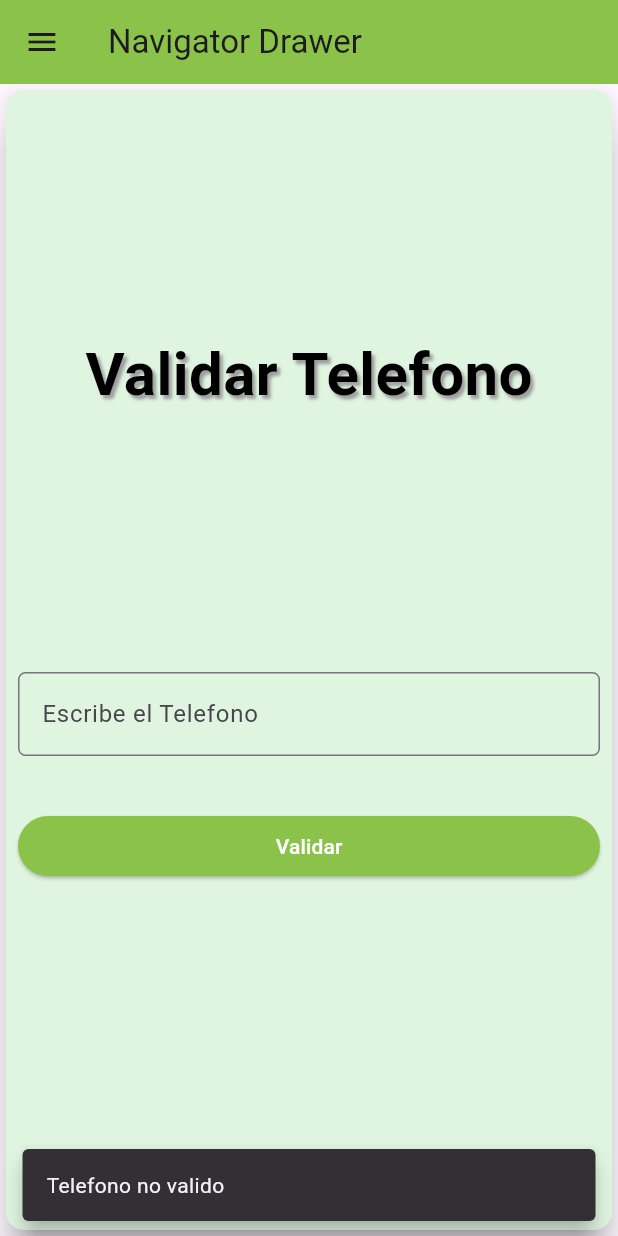
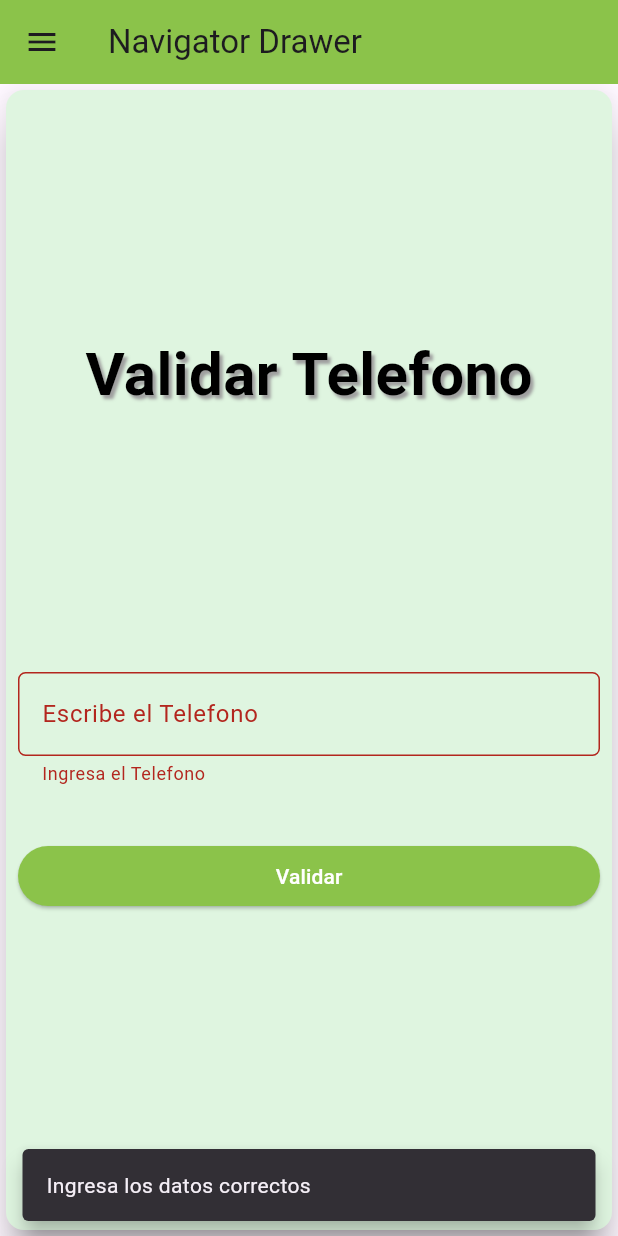
Before and after one commit to CristianRo292/DAM-Programas-flutter, a Flutter app: the screen it shows after launch, after a tap on "Validar", on a phone screen of 412 x 824 dp. Run offline on Flutter 3.47's test engine with Material 3 defaults, Android fonts, the phone set to English and light mode, and no system bars; missing offline and left inert: dart:ffi.

Commit message:
Se cambia el metodo de validacion de la practica 3, ahora usa textformFile

```diff
--- a/PARCIAL 3/practica3p3/practica3_parcial3/lib/pages/inicio.dart
+++ b/PARCIAL 3/practica3p3/practica3_parcial3/lib/pages/inicio.dart
@@ -16,7 +16,8 @@ class Inicio extends StatefulWidget
 
 class ContVentana extends State<Inicio>
 {
-  TextEditingController ctrTelefono = TextEditingController();
+  final _keyForm = GlobalKey<FormState>();
+  // TextEditingController ctrTelefono = TextEditingController();
   // metodo par alas notificaciones
   void _snackbarNot({String contenido = "Error"})
   {
@@ -28,17 +29,32 @@ class ContVentana extends State<Inicio>
       );
   }
 
-  void _vTelefono()
+  // void _vTelefono()
+  // {
+  //   String TelefonoStr = ctrTelefono.text;
+
+  //   if (!RegExp(r"^\+52\d{10}$").hasMatch(TelefonoStr))
+  //   {
+  //     _snackbarNot(contenido: "Telefono no valido");
+  //     return;
+  //   }
+  //   _snackbarNot(contenido: "Telefono SI 😀 Valido");
+  // }
+  String ? _VTelefono(String ? valor)
   {
-    String TelefonoStr = ctrTelefono.text;
+    if (valor == null || valor.isEmpty)
+    {
+      return 'Ingresa el Telefono';
+    }
+    if (!RegExp(r"^\+52\d{10}$").hasMatch(valor))
+    {
+      // _snackbarNot(contenido: "Correo no valido");
+      return "Ingrese un Telefono valido";
+    }
+    return null;
 
-    if (!RegExp(r"^\+52\d{10}$").hasMatch(TelefonoStr))
-    {
-      _snackbarNot(contenido: "Telefono no valido");
-      return;
   }
-    _snackbarNot(contenido: "Telefono SI 😀 Valido");
-  }
+
 
 
 
@@ -50,6 +66,8 @@ class ContVentana extends State<Inicio>
       body: Card(
         elevation: 12,
         color: const Color.fromARGB(255, 223, 245, 224),
+        child: Form(
+          key: _keyForm,
           child: Column(
             children: [
               Expanded(child: Center(child: Text("Validar Telefono", style: vEncabezados(sizeTex: 40),))),
@@ -60,8 +78,9 @@ class ContVentana extends State<Inicio>
                       padding: const EdgeInsets.all(8.0),
                       child: Container(
                         width: double.infinity,
-                      child: TextField(
-                      controller: ctrTelefono,
+                        child: TextFormField(
+                          validator: _VTelefono,
+                        // controller: ctrTelefono,
                         decoration: InputDecoration(
                           labelText: "Escribe el Telefono",
                           hintText: "Ingresa el telefono, empezando con +52",
@@ -78,7 +97,17 @@ class ContVentana extends State<Inicio>
                       child: SizedBox(
                         width: double.infinity,
                         child: ElevatedButton(
-                        onPressed: _vTelefono,
+                          onPressed: ()
+                          {
+                            if (_keyForm.currentState?.validate() ?? false)
+                            {
+
+                            }
+                            else
+                            {
+                              _snackbarNot(contenido: "Ingresa los datos correctos");
+                            }
+                          },
                           child: Text("Validar"),
                           style: ElevatedButton.styleFrom(
                             backgroundColor: Colors.lightGreen,
@@ -94,6 +123,7 @@ class ContVentana extends State<Inicio>
             ],
           ),
         ),
+      ),
 
     );
   }
```
Also changed, not shown: PARCIAL 3/practica3p3/practica3_parcial3/lib/pages/pagina2.dart (+43 -12 lines), PARCIAL 3/practica3p3/practica3_parcial3/lib/pages/pagina3.dart (+41 -12 lines). Lines whose indentation alone changed are shown as unchanged.
